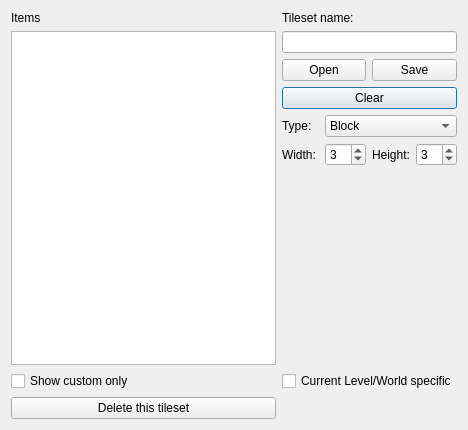
The window that Editor/tools/tilesets/tilesetconfiguredialog.ui (WohlSoft/Moondust-Project) describes before a commit, drawn with Qt 5.
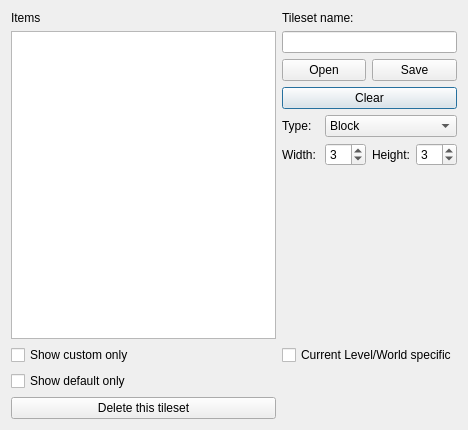
The same window after the commit. Icons and pictures are not drawn.

Commit message: Added support of "Show default only" Requested by Sednaiur

Patch:
```diff
--- a/Editor/tools/tilesets/tilesetconfiguredialog.ui
+++ b/Editor/tools/tilesets/tilesetconfiguredialog.ui
@@ -199,13 +199,20 @@
      </property>
     </widget>
    </item>
-   <item row="3" column="0">
+   <item row="4" column="0">
     <widget class="QPushButton" name="delete_me">
      <property name="text">
       <string>Delete this tileset</string>
      </property>
     </widget>
    </item>
+   <item row="3" column="0">
+    <widget class="QCheckBox" name="defaultOnly">
+     <property name="text">
+      <string>Show default only</string>
+     </property>
+    </widget>
+   </item>
   </layout>
  </widget>
  <resources>
```
The commit also changes 2 other files.
